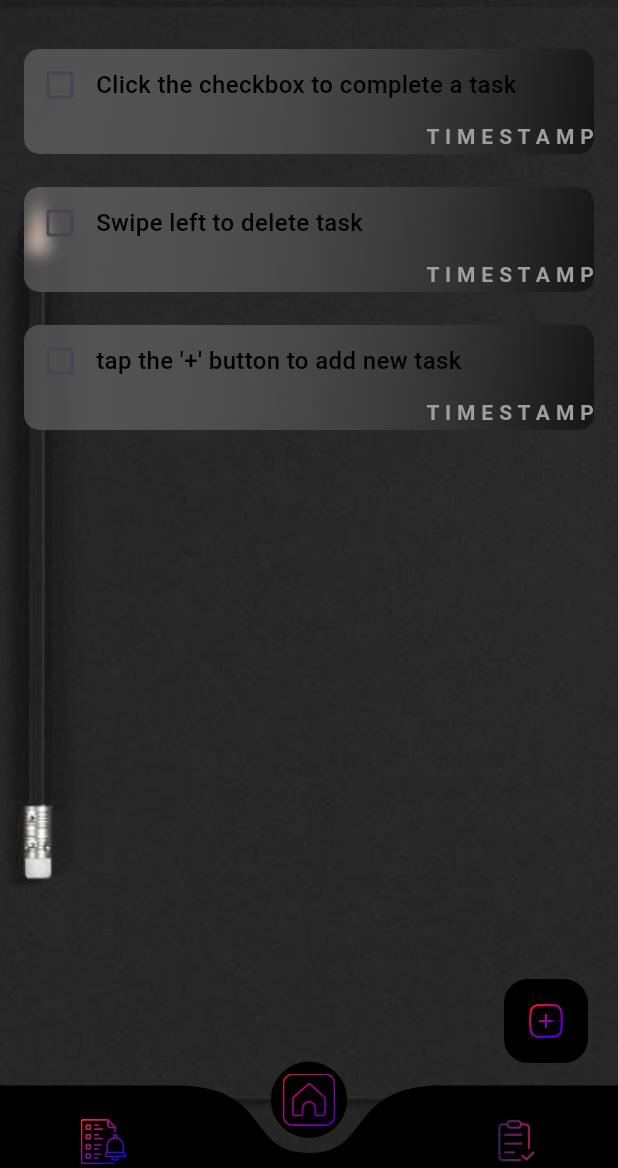
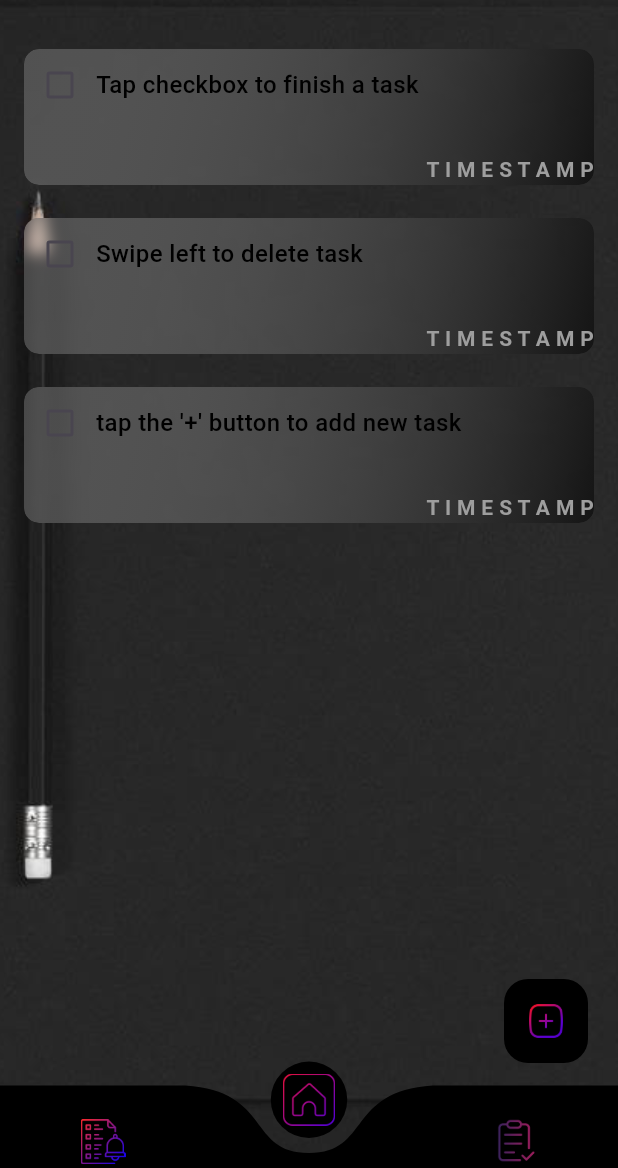
Before and after one commit to Jessedancr/Flutter, a Flutter app: the screen it shows after launch, on a phone screen of 412 x 824 dp, the part 68-1236 px from its top. Run offline on Flutter 3.47's test engine with Material 3 defaults, Android fonts, the phone set to English and light mode, and no system bars; drawn by our look-alikes of curved_navigation_bar, flutter_slidable; our stand-ins replace anim_search_bar, google_fonts, google_nav_bar, hive_flutter, math_expressions; accounts and stored records are empty.

Commit message:
Implemented state management using provider and also hive local storage

```diff
--- /dev/null
+++ b/to_do_app/devtools_options.yaml
@@ -0,0 +1,3 @@
+description: This file stores settings for Dart & Flutter DevTools.
+documentation: https://docs.flutter.dev/tools/devtools/extensions#configure-extension-enablement-states
+extensions:
--- a/to_do_app/lib/data/database.dart
+++ /dev/null
@@ -1,27 +0,0 @@
-import 'package:hive_flutter/hive_flutter.dart';
-
-class ToDoDataBase {
-  List toDoItems = [];
-
-  // Referencing our box
-  final _myBox = Hive.box('myBox');
-
-  // Run this method if this is the first time ever opening the app
-  void initialData() {
-    toDoItems = [
-      ["Click the checkbox to complete a task", false],
-      ['Swipe left to delete task', false],
-      ['tap the \'+\' button to add new task', false],
-    ];
-  }
-
-  // Function to laad data from the database
-  void loadData() {
-    toDoItems = _myBox.get("ToDoItem");
-  }
-
-  // Function to update the databse
-  void updateData() {
-    _myBox.put("ToDoItem", toDoItems);
-  }
-}
--- a/to_do_app/lib/home_page.dart
+++ b/to_do_app/lib/index_page.dart
@@ -1,25 +1,27 @@
 import 'package:curved_navigation_bar/curved_navigation_bar.dart';
 import 'package:flutter/material.dart';
+import 'package:provider/provider.dart';
 
 // OTHER IMPORTS
 import 'package:to_do_app/screens/completed_tasks.dart';
-import 'package:to_do_app/screens/new_task.dart';
+import 'package:to_do_app/screens/home_screen.dart';
 import 'package:to_do_app/screens/scheduled_tasks.dart';
+import 'logic/task_provider.dart';
 
-class HomePage extends StatefulWidget {
-  const HomePage({super.key});
+class IndexPage extends StatefulWidget {
+  const IndexPage({super.key});
 
   @override
-  State<HomePage> createState() => HomePageState();
+  State<IndexPage> createState() => IndexPageState();
 }
 
-class HomePageState extends State<HomePage> {
+class IndexPageState extends State<IndexPage> {
   int selectedIndex = 1;
 
-  // LIST OF PAGES/SCREENS FOR BOTTOM BAR
+  // LIST OF SCREENS FOR BOTTOM NAV BAR
   final List screens = [
     ScheduledTasks(),
-    NewTask(),
+    HomeScreen(),
     CompletedTasks(),
   ];
 
@@ -30,11 +32,9 @@ class HomePageState extends State<HomePage> {
     });
   }
 
-  // Creating intance of NewTaskState to call the deleteAll function
-  NewTaskState newTask = NewTaskState();
-
   @override
   Widget build(BuildContext context) {
+    // RETURNED WIDGET
     return Scaffold(
       resizeToAvoidBottomInset: false,
       extendBodyBehindAppBar: true,
@@ -61,7 +61,7 @@ class HomePageState extends State<HomePage> {
                 Padding(
                   padding: const EdgeInsets.all(8.0),
                   child: IconButton(
-                    onPressed: newTask.deleteAll,
+                    onPressed: context.read<TaskProvider>().deleteAll,
                     icon: Image.asset('images/delete.png', height: 24),
                   ),
                 ),
--- /dev/null
+++ b/to_do_app/lib/logic/task_provider.dart
@@ -0,0 +1,69 @@
+import 'package:flutter/material.dart';
+import 'package:hive_flutter/hive_flutter.dart';
+
+class TaskProvider extends ChangeNotifier {
+  List tasks = [];
+
+  // Referencing the opened box
+  final _myBox = Hive.box('myBox');
+
+  TaskProvider() {
+    // if there's no data in hive, show the initial data
+    // else load the data
+    if (_myBox.get('toDoItem') == null) {
+      initialData();
+    } else {
+      loadData();
+    }
+  }
+
+  // Run this function if this is the first time ever opening the app
+  void initialData() {
+    tasks = [
+      ["Tap checkbox to finish a task", false],
+      ['Swipe left to delete task', false],
+      ['tap the \'+\' button to add new task', false],
+    ];
+    _myBox.put('toDoItem', tasks);
+  }
+
+  // Function to laad data from the database
+  void loadData() {
+    tasks = _myBox.get("toDoItem");
+    notifyListeners();
+  }
+
+  // Function to update the databse
+  void updateData() {
+    _myBox.put("toDoItem", tasks);
+    notifyListeners();
+  }
+
+  // Function to check the checkbox
+  isCompleted(bool val, int index) {
+    tasks[index][1] = val;
+    updateData();
+    notifyListeners();
+  }
+
+  // Function to add task to the DB
+  void addTasks(String taskName) {
+    tasks.add([taskName, false]);
+    updateData();
+    notifyListeners();
+  }
+
+  // Delete function
+  void deleteTask(int index) {
+    tasks.removeAt(index);
+    updateData();
+    notifyListeners();
+  }
+
+  // Delete all function
+  void deleteAll() {
+    tasks.clear();
+    updateData();
+    notifyListeners();
+  }
+}
--- /dev/null
+++ b/to_do_app/lib/screens/home_screen.dart
@@ -0,0 +1,105 @@
+import 'package:flutter/material.dart';
+import 'package:provider/provider.dart';
+import 'package:to_do_app/logic/task_provider.dart';
+import 'package:to_do_app/widgets/to_do_tile.dart';
+
+import '../my_bottom_sheet.dart';
+
+import 'package:to_do_app/widgets/my_floating_action_button.dart';
+
+class HomeScreen extends StatefulWidget {
+  const HomeScreen({super.key});
+
+  @override
+  State<HomeScreen> createState() => HomeScreenState();
+}
+
+class HomeScreenState extends State<HomeScreen> {
+  final _controller = TextEditingController();
+
+  @override
+  Widget build(BuildContext context) {
+    // LIST OF TASKS
+    var tasks = context.watch<TaskProvider>().tasks;
+
+    // FUNCTION TO SAVE NEW TASK
+    void saveNewTask() {
+      // Show snackbar if task is empty
+      if (_controller.text.trim().isEmpty) {
+        Navigator.of(context).pop();
+        ScaffoldMessenger.of(context).showSnackBar(
+          const SnackBar(
+            content: Text('Can not add empty tasks'),
+            duration: Duration(seconds: 2),
+            backgroundColor: Color.fromARGB(255, 187, 26, 14),
+            padding: EdgeInsets.all(10),
+          ),
+        );
+        return;
+      }
+      Navigator.of(context).pop();
+      context.read<TaskProvider>().addTasks(_controller.text);
+      _controller.clear();
+    }
+
+    // FUNCTION TO ADD NEW TASK
+    void createNewTask() {
+      // Show a modal sheet for adding new tasks
+      showModalBottomSheet(
+          isScrollControlled: true,
+          backgroundColor: Colors.transparent,
+          shape: RoundedRectangleBorder(
+            borderRadius: BorderRadiusDirectional.only(
+              topStart: Radius.circular(15.0),
+              topEnd: Radius.circular(15.0),
+            ),
+          ),
+          context: context,
+          builder: (context) {
+            return Padding(
+              padding: EdgeInsets.only(
+                bottom: MediaQuery.of(context).viewInsets.bottom,
+              ),
+              child: MyBottomSheet(
+                onSave: saveNewTask,
+                controller: _controller,
+              ),
+            );
+          });
+    }
+
+    // RETURNED WIDGET
+    return Container(
+      decoration: BoxDecoration(
+        image: DecorationImage(
+          image: AssetImage('images/background2.jpg'),
+          fit: BoxFit.cover,
+        ),
+      ),
+      child: Stack(
+        children: [
+          ListView.builder(
+            itemCount: tasks.length,
+            itemBuilder: (context, index) {
+              return ToDoTile(
+                taskName: tasks[index][0],
+                taskDone: tasks[index][1],
+                onChanged: (val) =>
+                    context.read<TaskProvider>().isCompleted(val!, index),
+                deleteTask: (context) =>
+                    context.read<TaskProvider>().deleteTask(index),
+              );
+            },
+          ),
+          Positioned(
+            bottom: 70,
+            right: 20,
+            child: MyFloatingActionButton(
+              onTap: createNewTask,
+            ),
+          ),
+        ],
+      ),
+    );
+  }
+}
--- a/to_do_app/lib/screens/new_task.dart
+++ /dev/null
@@ -1,129 +0,0 @@
-import 'package:flutter/material.dart';
-import 'package:hive_flutter/hive_flutter.dart';
-import 'package:to_do_app/data/database.dart';
-
-import 'package:to_do_app/reusables/to_do_tile.dart';
-
-import '../my_bottom_sheet.dart';
-
-import 'package:to_do_app/reusables/my_floating_action_button.dart';
-
-class NewTask extends StatefulWidget {
-  const NewTask({super.key});
-
-  @override
-  State<NewTask> createState() => NewTaskState();
-}
-
-class NewTaskState extends State<NewTask> {
-  final _myBox = Hive.box('myBox');
-  final _controller = TextEditingController();
-
-  // Instantiation of DB class
-  ToDoDataBase db = ToDoDataBase();
-
-  // INIT STATE METHOD
-  @override
-  void initState() {
-    super.initState();
-    // If this is the first tine opening the app
-    if (_myBox.get("ToDoItem") == null) {
-      db.initialData();
-    } else {
-      db.loadData(); // There's already data in the DB
-    }
-  }
-
-  // FUNCTION TO CHECK THE CHECKBOX
-  void checkBoxChanged(bool value, int index) {
-    setState(() {
-      db.toDoItems[index][1] = !db.toDoItems[index][1];
-    });
-    db.updateData();
-  }
-
-  // FUNCTION TO SAVE NEW TASK
-  void saveNewTask() {
-    setState(() {
-      db.toDoItems.add([_controller.text, false]);
-      Navigator.of(context).pop();
-      _controller.clear();
-    });
-    db.updateData();
-  }
-
-  // FUNCTION TO DELETE TASK
-  void deleteTask(index) {
-    setState(() {
-      db.toDoItems.removeAt(index);
-    });
-    db.updateData();
-  }
-
-  // METHOD TO DELETE ALL TASKS
-  void deleteAll() {
-    setState(() {
-      db.toDoItems.clear();
-    });
-    db.updateData();
-  }
-
-  // FUNCTION TO ADD NEW TASK
-  void createNewTask() {
-    showModalBottomSheet(
-        isScrollControlled: true,
-        backgroundColor: Colors.transparent,
-        shape: RoundedRectangleBorder(
-          borderRadius: BorderRadiusDirectional.only(
-            topStart: Radius.circular(15.0),
-            topEnd: Radius.circular(15.0),
-          ),
-        ),
-        context: context,
-        builder: (context) {
-          return Padding(
-            padding: EdgeInsets.only(
-              bottom: MediaQuery.of(context).viewInsets.bottom,
-            ),
-            child: MyBottomSheet(
-              onSave: saveNewTask,
-              controller: _controller,
-            ),
-          );
-        });
-  }
-
-  @override
-  Widget build(BuildContext context) {
-    return Container(
-      decoration: BoxDecoration(
-        image: DecorationImage(
-          image: AssetImage('images/background2.jpg'),
-          fit: BoxFit.cover,
-        ),
-      ),
-      child: Stack(
-        children: [
-          ListView.builder(
-            itemCount: db.toDoItems.length,
-            itemBuilder: (context, index) {
-              return ToDoTile(
-                taskName: db.toDoItems[index][0],
-                taskDone: db.toDoItems[index][1],
-                onChanged: (value) => checkBoxChanged(value!, index),
-                deleteTask: (context) => deleteTask(index),
-              );
-            },
-          ),
-          Positioned(
-            bottom: 70,
-            right: 20,
-            child: MyFloatingActionButton(
-              onTap: createNewTask,
-            ),
-          ),
-        ],
-      ),
-    );
-  }
-}
--- a/to_do_app/lib/reusables/to_do_tile.dart
+++ b/to_do_app/lib/widgets/to_do_tile.dart
@@ -38,7 +38,8 @@ class ToDoTile extends StatelessWidget {
           borderRadius: BorderRadius.circular(10.0),
           child: Container(
             color: Colors.transparent,
-            height: 70,
+            height: MediaQuery.of(context).size.height * 0.11,
+            width: MediaQuery.of(context).size.width * 0.89,
             child: Stack(
               children: [
                 // Blur effect
@@ -67,6 +68,7 @@ class ToDoTile extends StatelessWidget {
 
                 // Child
                 Column(
+                  mainAxisAlignment: MainAxisAlignment.spaceBetween,
                   crossAxisAlignment: CrossAxisAlignment.end,
                   children: [
                     Row(
@@ -78,7 +80,8 @@ class ToDoTile extends StatelessWidget {
                           activeColor: Colors.black,
                         ),
                         // Task name
-                        Text(
+                        Expanded(
+                          child: Text(
                             taskName,
                             style: TextStyle(
                               fontWeight: FontWeight.w500,
@@ -87,6 +90,7 @@ class ToDoTile extends StatelessWidget {
                               decoration: taskDone
                                   ? TextDecoration.lineThrough
                                   : TextDecoration.none,
+                            ),
                           ),
                         ),
                       ],
--- a/to_do_app/pubspec.yaml
+++ b/to_do_app/pubspec.yaml
@@ -19,7 +19,7 @@ publish_to: 'none' # Remove this line if you wish to publish to pub.dev
 version: 1.0.0+1
 
 environment:
-  sdk: '>=3.1.0 <4.0.0'
+  sdk: '>=3.0.0 <4.0.0'
 
 # Dependencies specify other packages that your package needs in order to work.
 # To automatically upgrade your package dependencies to the latest versions
@@ -42,6 +42,7 @@ dependencies:
   hive_generator: ^2.0.1
   build: ^2.4.1
   runner: ^1.0.0
+  provider: ^6.1.2
 
 dev_dependencies:
   flutter_test:
```
Also changed, not shown: to_do_app/lib/logic/api.dart (added, +24 -0 lines), to_do_app/lib/main.dart (+18 -4 lines), to_do_app/lib/my_bottom_sheet.dart (+7 -4 lines), to_do_app/lib/widgets/bottom_sheet_button.dart (renamed from to_do_app/lib/reusables/bottom_sheet_button.dart), to_do_app/lib/widgets/my_floating_action_button.dart (renamed from to_do_app/lib/reusables/my_floating_action_button.dart), to_do_app/pubspec.lock, 1 other file. Lines whose indentation alone changed are shown as unchanged.
